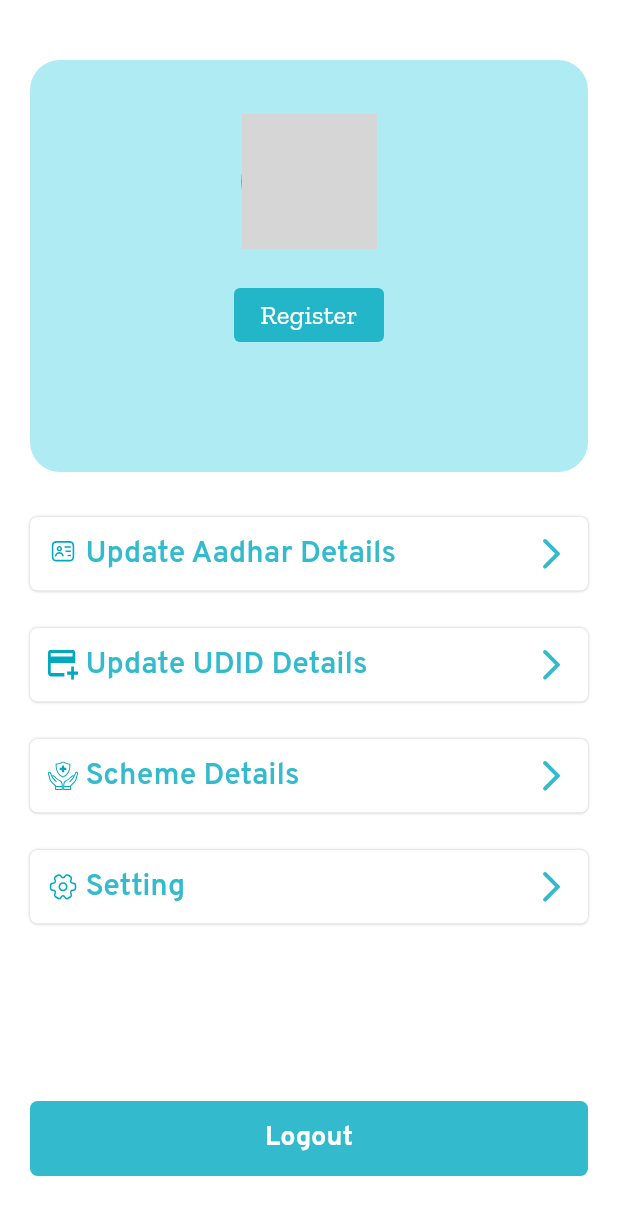
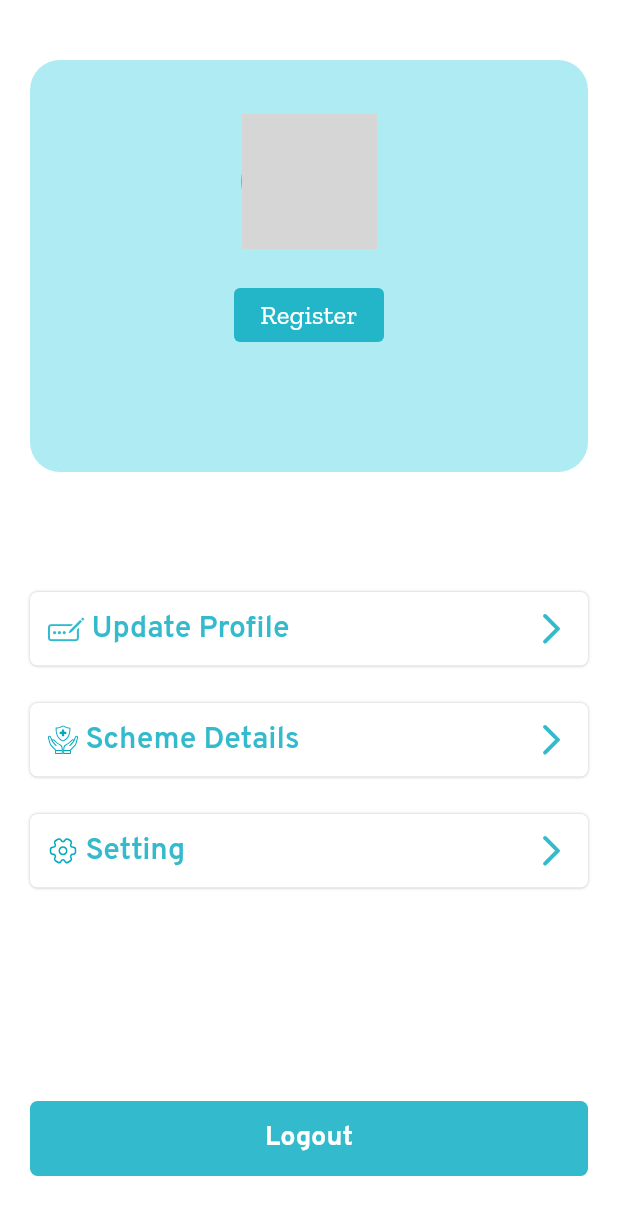
Before and after one commit to SHEKHAR02002/Scheme_Suvidha, a Flutter app: the Profile screen opened directly, on a phone screen of 412 x 824 dp. Shown: the top 1215 px of the screen. Run offline on Flutter 3.47's test engine with Material 2 defaults, Android fonts, the phone set to English and light mode, and no system bars; our stand-ins replace cached_network_image, carousel_slider, cloud_firestore, dropdown_button2, extended_image, file_picker and 17 more; missing offline and left inert: alan_voice, firebase_app_check, tbib_splash_screen; accounts and stored records are empty; network calls fail; project files that could hold a hidden picture were left out; grey boxes are pictures that could not be loaded.

Commit message:
update profile ui update

```diff
--- a/lib/Screen/knowagent.dart
+++ b/lib/Screen/knowagent.dart
@@ -67,7 +67,8 @@ class _KnowAgentState extends State<KnowAgent> {
                   : AgentCard(
                       address: agentlist[index]['address'],
                       name: agentlist[index]['name'],
-                      contact: agentlist[index]['contact'],
+                      contact: "9579212952",
+                      // contact: agentlist[index]['contact'],
                     );
             }),
       ),
--- a/lib/Screen/profile.dart
+++ b/lib/Screen/profile.dart
@@ -1,8 +1,9 @@
 import 'package:firebase_auth/firebase_auth.dart';
+import 'package:flutter/cupertino.dart';
 import 'package:flutter/material.dart';
 import 'package:flutter_svg/flutter_svg.dart';
-import 'package:fluttertoast/fluttertoast.dart';
 import 'package:scheme/Screen/registrationscreens/upload.dart';
+import 'package:scheme/Screen/update/update.dart';
 import 'package:scheme/Theme/color.dart';
 import 'package:scheme/Theme/decoration.dart';
 import 'package:scheme/data/userdata.dart';
@@ -11,8 +12,6 @@ import 'package:scheme/provider/googletranslator.dart';
 import 'package:scheme/provider/phoneauth.dart';
 import 'package:scheme/widget/applyschemedetail.dart';
 // import 'package:scheme/widget/applyschemedetail.dart';
-import 'package:scheme/widget/setting/editaadhar.dart';
-import 'package:scheme/widget/setting/editudid.dart';
 import 'package:scheme/widget/setting/setting.dart';
 
 class Profile extends StatefulWidget {
@@ -127,79 +126,29 @@ class _ProfileState extends State<Profile> {
                             ],
                           ),
                         )),
-              const SizedBox(height: 30),
-              GestureDetector(
-                onTap: () => registration
-                    ? Navigator.push(
-                        context,
-                        MaterialPageRoute(
-                            builder: (context) =>
-                                EditAadhar(user: widget.user)))
-                    : Fluttertoast.showToast(
-                        msg: "User Not Register",
-                        toastLength: Toast.LENGTH_SHORT,
-                        gravity: ToastGravity.BOTTOM,
-                        timeInSecForIosWeb: 1,
-                        backgroundColor: primary,
-                        textColor: Colors.white,
-                        fontSize: 20.0),
+              const SizedBox(height: 80),
+              InkWell(
+                onTap: () => Navigator.push(
+                    context,
+                    MaterialPageRoute(
+                        builder: (context) => Updateprofile(
+                              user: widget.user,
+                            ))),
                 child: Container(
                   decoration: shadowdecoration,
                   child: Padding(
                     padding: const EdgeInsets.all(12.0),
                     child: Row(children: [
-                      SvgPicture.asset(
-                        "assets/personalcard.svg",
-                        height: 20,
-                        width: 20,
+                      Icon(
+                        CupertinoIcons.pencil_ellipsis_rectangle,
+                        size: 24,
+                        color: primary,
                       ),
                       const SizedBox(
                         width: 5,
                       ),
                       Text(
-                        "Update Aadhar Details",
-                        style: TextStyle(
-                            color: primary,
-                            fontSize: 20,
-                            fontWeight: FontWeight.w600),
-                      ),
-                      const Spacer(),
-                      SvgPicture.asset(
-                        "assets/right_arrow.svg",
-                        height: 25,
-                        width: 25,
-                        color: primary,
-                      ),
-                    ]),
-                  ),
-                ),
-              ),
-              const SizedBox(
-                height: 25,
-              ),
-              InkWell(
-                onTap: () => Navigator.push(
-                    context,
-                    MaterialPageRoute(
-                      builder: (context) => Editudid(
-                        user: widget.user,
-                      ),
-                    )),
-                child: Container(
-                  decoration: shadowdecoration,
-                  child: Padding(
-                    padding: const EdgeInsets.all(12.0),
-                    child: Row(children: [
-                      SvgPicture.asset(
-                        "assets/udid.svg",
-                        height: 20,
-                        width: 20,
-                      ),
-                      const SizedBox(
-                        width: 5,
-                      ),
-                      Text(
-                        "Update UDID Details",
+                        "Update Profile",
                         style: TextStyle(
                             color: primary,
                             fontSize: 20,
--- a/pubspec.yaml
+++ b/pubspec.yaml
@@ -76,6 +76,7 @@ dependencies:
   intl: ^0.17.0
   extended_image: ^7.0.2
   googleapis_auth: ^1.4.0
+  flutter_spinkit: ^5.1.0
 
 
 
```
Also changed, not shown: lib/Screen/update/update.dart (added, +169 -0 lines), lib/widget/smallloadingpopup.dart (added, +15 -0 lines), lib/Screen/update/editaadhar.dart (renamed from lib/widget/setting/editaadhar.dart), lib/Screen/update/editudid.dart (renamed from lib/widget/setting/editudid.dart), pubspec.lock.
